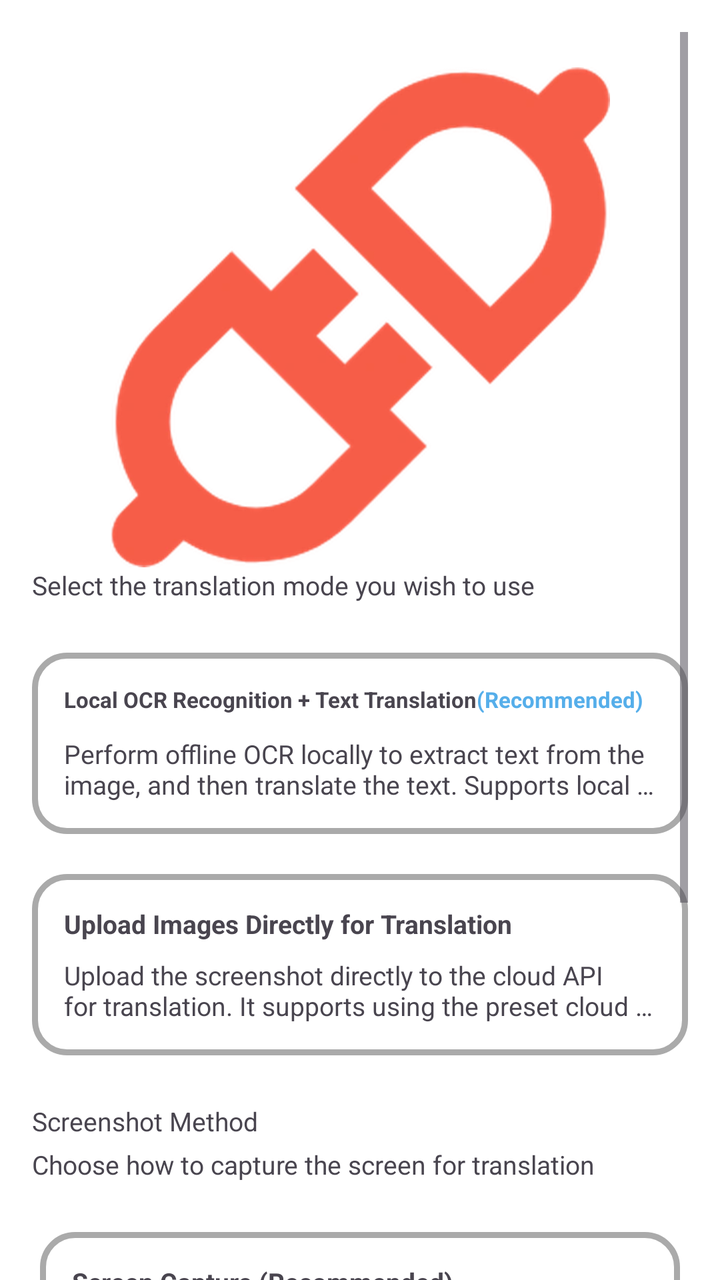
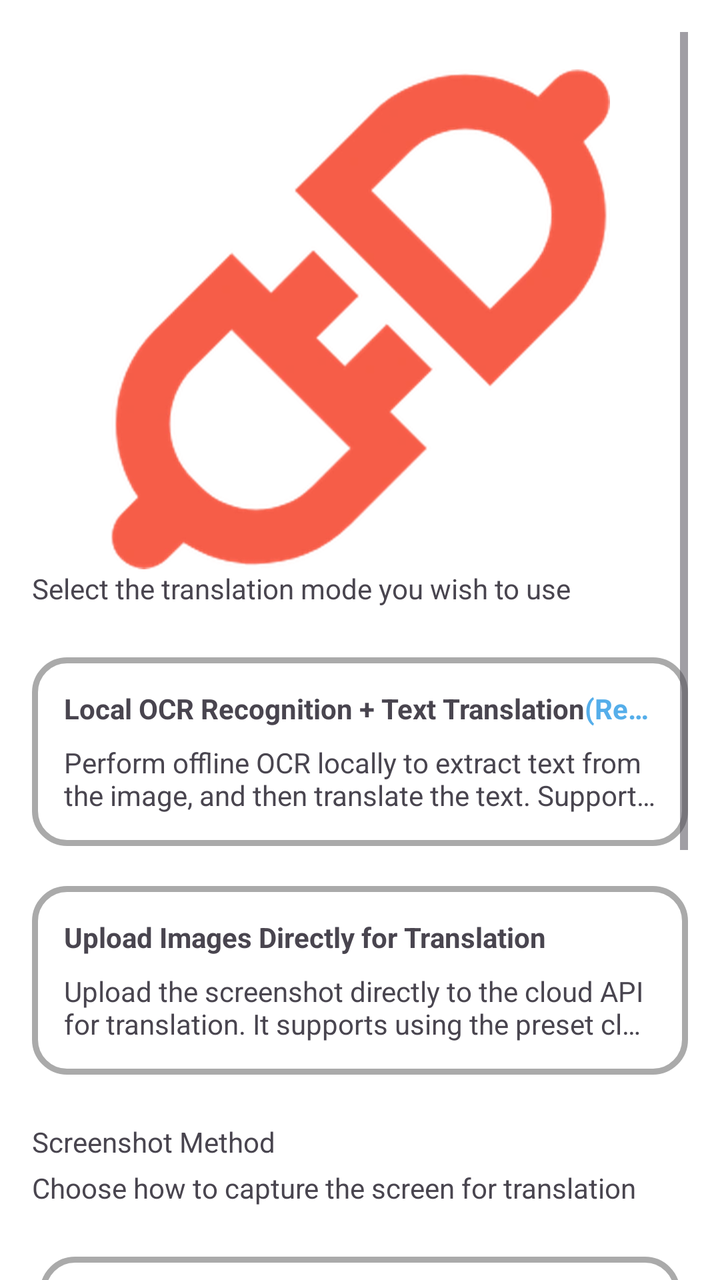

Screens rendered from an Android XML layout before and after an edit, with the pre-edit source and the edit as a unified diff.
<!-- AndroidManifest.xml: application theme Theme.MT -->
<!-- res/layout/fragment_translation_mode.xml -->
<?xml version="1.0" encoding="utf-8"?>
<ScrollView xmlns:android="http://schemas.android.com/apk/res/android"
    xmlns:app="http://schemas.android.com/apk/res-auto"
    xmlns:tools="http://schemas.android.com/tools"
    android:id="@+id/constrainLayout"
    android:layout_width="match_parent"
    android:layout_height="match_parent"
    android:padding="16dp"
    android:clipChildren="false"
    android:clipToPadding="false"
    tools:context=".me.settings.TranslationMode" >

    <androidx.constraintlayout.widget.ConstraintLayout
        android:layout_width="match_parent"
        android:layout_height="wrap_content"
        android:clipChildren="false"
        android:clipToPadding="false"
        app:layout_constraintBottom_toBottomOf="parent"
        app:layout_constraintEnd_toEndOf="parent"
        app:layout_constraintStart_toStartOf="parent"
        app:layout_constraintTop_toTopOf="parent">

        <androidx.constraintlayout.widget.Guideline
            android:id="@+id/guideline"
            android:layout_width="wrap_content"
            android:layout_height="wrap_content"
            android:orientation="horizontal"
            app:layout_constraintGuide_percent="0.02" />

        <ImageView
            android:id="@+id/api_imageView"
            android:layout_width="250dp"
            android:layout_height="250dp"
            android:src="@drawable/apiicon"
            android:scaleType="centerCrop"
            app:layout_constraintEnd_toEndOf="parent"
            app:layout_constraintStart_toStartOf="parent"
            app:layout_constraintTop_toBottomOf="@id/guideline" />

        <TextView
            android:id="@+id/des_textView"
            android:layout_width="wrap_content"
            android:layout_height="wrap_content"
            android:text="@string/choose_mode"
            android:textSize="13sp"
            app:layout_constraintTop_toBottomOf="@id/api_imageView"
            app:layout_constraintStart_toStartOf="parent" />

        <LinearLayout
            android:id="@+id/modeGroup"
            android:layout_width="match_parent"
            android:layout_height="wrap_content"
            android:orientation="vertical"
            android:layout_marginTop="10dp"
            app:layout_constraintTop_toBottomOf="@id/des_textView"
            app:layout_constraintEnd_toEndOf="parent"
            app:layout_constraintStart_toStartOf="parent">

            <LinearLayout
                android:id="@+id/ocrModeLayout"
                android:layout_width="match_parent"
                android:layout_height="wrap_content"
                android:layout_marginTop="15dp"
                android:background="@drawable/custom_radio_button_background"
                android:orientation="horizontal"
                android:padding="16dp">

                <LinearLayout
                    android:layout_width="match_parent"
                    android:layout_height="wrap_content"
                    android:orientation="vertical">

                    <TextView android:autoSizeTextType="uniform" android:autoSizeMinTextSize="10sp" android:autoSizeMaxTextSize="13sp" android:autoSizeStepGranularity="1sp"  android:ellipsize="end" android:maxLines="1" 
                        android:layout_width="match_parent"
                        android:layout_height="wrap_content"
                        android:text="@string/ocr_mode"
                        android:textSize="13sp"
						android:textStyle="bold"
                        android:textColorHighlight="@android:color/transparent"/>

                    <TextView android:textSize="13sp" 
                        android:layout_width="match_parent"
                        android:layout_height="wrap_content"
                        android:layout_marginTop="8dp"
                        android:maxLines="2"
                        android:ellipsize="end"
                        android:text="@string/ocr_mode_description" />

                </LinearLayout>
            </LinearLayout>

            <LinearLayout
                android:id="@+id/picModeLayout"
                android:layout_width="match_parent"
                android:layout_height="wrap_content"
                android:layout_marginTop="20dp"
                android:background="@drawable/custom_radio_button_background"
                android:orientation="horizontal"
                android:padding="16dp">

                <LinearLayout
                    android:layout_width="match_parent"
                    android:layout_height="wrap_content"
                    android:orientation="vertical">

                    <TextView android:autoSizeTextType="uniform" android:autoSizeMinTextSize="10sp" android:autoSizeMaxTextSize="13sp" android:autoSizeStepGranularity="1sp"  android:ellipsize="end" android:maxLines="1" 
                        android:layout_width="match_parent"
                        android:layout_height="wrap_content"
                        android:text="@string/pic_mode"
                        android:textSize="13sp"
                        android:textStyle="bold" />

                    <TextView android:textSize="13sp" 
                        android:layout_width="match_parent"
                        android:layout_height="wrap_content"
                        android:layout_marginTop="8dp"
                        android:maxLines="2"
                        android:ellipsize="end"
                        android:text="@string/pic_mode_description"
                        android:textColorHighlight="@android:color/transparent"/>

                </LinearLayout>
            </LinearLayout>

        </LinearLayout>

        
        <TextView
            android:id="@+id/screenshot_title"
            android:layout_width="wrap_content"
            android:layout_height="wrap_content"
            android:layout_marginTop="24dp"
            android:text="@string/screenshot_section_title"
            android:textSize="13sp"
            app:layout_constraintTop_toBottomOf="@id/modeGroup"
            app:layout_constraintStart_toStartOf="parent" />

        <TextView
            android:id="@+id/screenshot_desc"
            android:layout_width="wrap_content"
            android:layout_height="wrap_content"
            android:layout_marginTop="4dp"
            android:text="@string/screenshot_section_desc"
            android:textSize="13sp"
            android:textColor="?android:textColorSecondary"
            app:layout_constraintTop_toBottomOf="@id/screenshot_title"
            app:layout_constraintStart_toStartOf="parent" />

        <LinearLayout
            android:id="@+id/screenshotGroup"
            android:layout_width="match_parent"
            android:layout_height="wrap_content"
            android:orientation="vertical"
            android:clipChildren="false"
            android:clipToPadding="false"
            android:layout_marginTop="10dp"
            app:layout_constraintTop_toBottomOf="@id/screenshot_desc"
            app:layout_constraintEnd_toEndOf="parent"
            app:layout_constraintStart_toStartOf="parent">

            <LinearLayout
                android:id="@+id/mediaprojectionLayout"
                android:layout_width="match_parent"
                android:layout_height="wrap_content"
                android:layout_marginHorizontal="4dp"
                android:layout_marginTop="15dp"
                android:background="@drawable/custom_radio_button_background"
                android:orientation="horizontal"
                android:padding="16dp">

                <LinearLayout
                    android:layout_width="match_parent"
                    android:layout_height="wrap_content"
                    android:orientation="vertical">

                    <TextView android:autoSizeTextType="uniform" android:autoSizeMinTextSize="10sp" android:autoSizeMaxTextSize="13sp" android:autoSizeStepGranularity="1sp"  android:ellipsize="end" android:maxLines="1" 
                        android:layout_width="match_parent"
                        android:layout_height="wrap_content"
                        android:text="@string/screenshot_method_mediaprojection"
                        android:textSize="13sp"
						android:textStyle="bold"
                        android:textColorHighlight="@android:color/transparent"/>

                    <TextView android:textSize="13sp" 
                        android:layout_width="match_parent"
                        android:layout_height="wrap_content"
                        android:layout_marginTop="8dp"
                        android:text="@string/screenshot_mediaprojection_desc" />

                </LinearLayout>
            </LinearLayout>

            <LinearLayout
                android:id="@+id/accessibilityLayout"
                android:layout_width="match_parent"
                android:layout_height="wrap_content"
                android:layout_marginHorizontal="4dp"
                android:layout_marginTop="20dp"
                android:background="@drawable/custom_radio_button_background"
                android:orientation="horizontal"
                android:padding="16dp">

                <LinearLayout
                    android:layout_width="match_parent"
                    android:layout_height="wrap_content"
                    android:orientation="vertical">

                    <TextView android:autoSizeTextType="uniform" android:autoSizeMinTextSize="10sp" android:autoSizeMaxTextSize="14sp" android:autoSizeStepGranularity="1sp"  android:ellipsize="end" android:maxLines="1" 
                        android:layout_width="match_parent"
                        android:layout_height="wrap_content"
                        android:text="@string/screenshot_method_accessibility"
                        android:textSize="13sp"
                        android:textStyle="bold" />

                    <TextView android:textSize="13sp" 
                        android:layout_width="match_parent"
                        android:layout_height="wrap_content"
                        android:layout_marginTop="8dp"
                        android:text="@string/screenshot_accessibility_desc"
                        android:textColorHighlight="@android:color/transparent"/>

                </LinearLayout>
            </LinearLayout>

        </LinearLayout>

    </androidx.constraintlayout.widget.ConstraintLayout>

</ScrollView>
<!-- resources referenced by this layout -->
<resources>
  <!-- drawable apiicon: webp bitmap (drawable, 46238 bytes) -->
  <!-- drawable custom_radio_button_background (drawable) -->
  <?xml version="1.0" encoding="utf-8"?>
  <shape xmlns:android="http://schemas.android.com/apk/res/android"
      android:shape="rectangle">
  
      <corners android:radius="16dp" />
      <stroke android:width="3dp" android:color="@android:color/darker_gray" />
      <solid android:color="@color/surface" />
  
  </shape>
  <string name="choose_mode">Select the translation mode you wish to use</string>
  <string name="ocr_mode">Local OCR Recognition + Text Translation<font color="#55AEEA">(Recommended)</font></string>
  <string name="ocr_mode_description">Perform offline OCR locally to extract text from the image, and then translate the text. Supports local machine offline text translation, as well as the use of preset cloud text translation APIs and custom cloud text translation APIs. Note that offline OCR recognition only supports Chinese,  English, Japanese, and Korean. This method consumes very little data traffic; if you choose to process it completely locally, you can even do it completely offline.</string>
  <string name="pic_mode">Upload Images Directly for Translation</string>
  <string name="pic_mode_description">Upload the screenshot directly to the cloud API for translation. It supports using the preset cloud image translation API, and also supports using the custom cloud image translation API. <font color="#55AEEA">It does not support local translation</font>. This method consumes relatively more data traffic.</string>
  <string name="screenshot_accessibility_desc">✅ One-time authorization — never asked again\n✅ No persistent notification — clean status bar\n❌ Must manually enable in system accessibility settings</string>
  <string name="screenshot_mediaprojection_desc">✅ Works out of the box — no additional service to install or configure\n❌ Permission dialog on every launch\n❌ Android requires persistent "recording" notification</string>
  <string name="screenshot_method_accessibility">Accessibility Service</string>
  <string name="screenshot_method_mediaprojection">Screen Capture (Recommended)</string>
  <string name="screenshot_section_desc">Choose how to capture the screen for translation</string>
  <string name="screenshot_section_title">Screenshot Method</string>
  <style name="Theme.MT" parent="Base.Theme.MT">
          
          <item name="android:navigationBarColor">@android:color/transparent</item>
          <item name="android:statusBarColor">@android:color/transparent</item>
          <item name="android:windowLightStatusBar">?attr/isLightTheme</item>
      </style>
  <color name="surface">#FFFFFF</color>
  <style name="Base.Theme.MT" parent="Theme.Material3.DayNight.NoActionBar">
          <item name="colorPrimary">@color/primary</item>
          <item name="preferenceTheme">@style/AppPreferenceTheme</item>
          <item name="android:windowBackground">@color/surface</item>
          <item name="android:navigationBarColor">
              @android:color/transparent
          </item>
          <item name="android:enforceNavigationBarContrast">false</item>
          <item name="android:enforceStatusBarContrast">false</item>
      </style>
  <color name="primary">#55AEEA</color>
  <style name="AppPreferenceTheme" parent="@style/PreferenceThemeOverlay">
          <item name="android:preferenceStyle">@style/AppPrefStyle</item>
      </style>
  <style name="AppPrefStyle">
          <item name="android:layout">@layout/preference_item_fit</item>
      </style>
</resources>

<!-- the commit's change to res/layout/fragment_translation_mode.xml (unified diff, before → after) -->
@@ -42,7 +42,7 @@
             android:layout_width="wrap_content"
             android:layout_height="wrap_content"
             android:text="@string/choose_mode"
-            android:textSize="13sp"
+            android:textSize="14sp"
             app:layout_constraintTop_toBottomOf="@id/api_imageView"
             app:layout_constraintStart_toStartOf="parent" />
 
@@ -70,15 +70,15 @@
                     android:layout_height="wrap_content"
                     android:orientation="vertical">
 
-                    <TextView android:autoSizeTextType="uniform" android:autoSizeMinTextSize="10sp" android:autoSizeMaxTextSize="13sp" android:autoSizeStepGranularity="1sp"  android:ellipsize="end" android:maxLines="1" 
+                    <TextView  android:ellipsize="end" android:maxLines="1" 
                         android:layout_width="match_parent"
                         android:layout_height="wrap_content"
                         android:text="@string/ocr_mode"
-                        android:textSize="13sp"
+                        android:textSize="14sp"
 						android:textStyle="bold"
                         android:textColorHighlight="@android:color/transparent"/>
 
-                    <TextView android:textSize="13sp" 
+                    <TextView android:textSize="14sp" 
                         android:layout_width="match_parent"
                         android:layout_height="wrap_content"
                         android:layout_marginTop="8dp"
@@ -103,14 +103,14 @@
                     android:layout_height="wrap_content"
                     android:orientation="vertical">
 
-                    <TextView android:autoSizeTextType="uniform" android:autoSizeMinTextSize="10sp" android:autoSizeMaxTextSize="13sp" android:autoSizeStepGranularity="1sp"  android:ellipsize="end" android:maxLines="1" 
+                    <TextView  android:ellipsize="end" android:maxLines="1" 
                         android:layout_width="match_parent"
                         android:layout_height="wrap_content"
                         android:text="@string/pic_mode"
-                        android:textSize="13sp"
+                        android:textSize="14sp"
                         android:textStyle="bold" />
 
-                    <TextView android:textSize="13sp" 
+                    <TextView android:textSize="14sp" 
                         android:layout_width="match_parent"
                         android:layout_height="wrap_content"
                         android:layout_marginTop="8dp"
@@ -131,7 +131,7 @@
             android:layout_height="wrap_content"
             android:layout_marginTop="24dp"
             android:text="@string/screenshot_section_title"
-            android:textSize="13sp"
+            android:textSize="14sp"
             app:layout_constraintTop_toBottomOf="@id/modeGroup"
             app:layout_constraintStart_toStartOf="parent" />
 
@@ -141,7 +141,7 @@
             android:layout_height="wrap_content"
             android:layout_marginTop="4dp"
             android:text="@string/screenshot_section_desc"
-            android:textSize="13sp"
+            android:textSize="14sp"
             android:textColor="?android:textColorSecondary"
             app:layout_constraintTop_toBottomOf="@id/screenshot_title"
             app:layout_constraintStart_toStartOf="parent" />
@@ -173,15 +173,15 @@
                     android:layout_height="wrap_content"
                     android:orientation="vertical">
 
-                    <TextView android:autoSizeTextType="uniform" android:autoSizeMinTextSize="10sp" android:autoSizeMaxTextSize="13sp" android:autoSizeStepGranularity="1sp"  android:ellipsize="end" android:maxLines="1" 
+                    <TextView  android:ellipsize="end" android:maxLines="1" 
                         android:layout_width="match_parent"
                         android:layout_height="wrap_content"
                         android:text="@string/screenshot_method_mediaprojection"
-                        android:textSize="13sp"
+                        android:textSize="14sp"
 						android:textStyle="bold"
                         android:textColorHighlight="@android:color/transparent"/>
 
-                    <TextView android:textSize="13sp" 
+                    <TextView android:textSize="14sp" 
                         android:layout_width="match_parent"
                         android:layout_height="wrap_content"
                         android:layout_marginTop="8dp"
@@ -205,14 +205,14 @@
                     android:layout_height="wrap_content"
                     android:orientation="vertical">
 
-                    <TextView android:autoSizeTextType="uniform" android:autoSizeMinTextSize="10sp" android:autoSizeMaxTextSize="14sp" android:autoSizeStepGranularity="1sp"  android:ellipsize="end" android:maxLines="1" 
+                    <TextView  android:ellipsize="end" android:maxLines="1" 
                         android:layout_width="match_parent"
                         android:layout_height="wrap_content"
                         android:text="@string/screenshot_method_accessibility"
-                        android:textSize="13sp"
+                        android:textSize="14sp"
                         android:textStyle="bold" />
 
-                    <TextView android:textSize="13sp" 
+                    <TextView android:textSize="14sp" 
                         android:layout_width="match_parent"
                         android:layout_height="wrap_content"
                         android:layout_marginTop="8dp"
